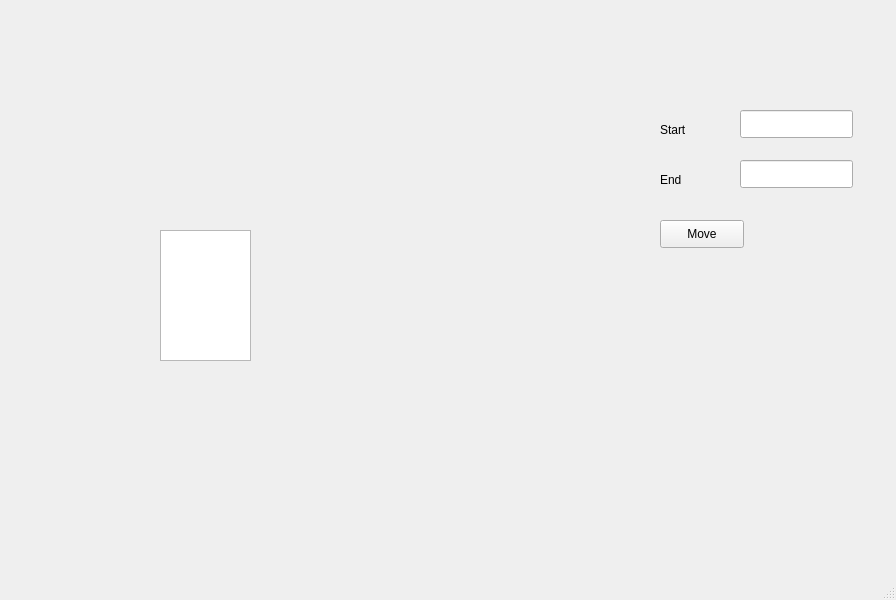
Before: the Qt Designer form student/13/match3/mainwindow.ui in peralammikko/fruit_flip, drawn with Qt 5.
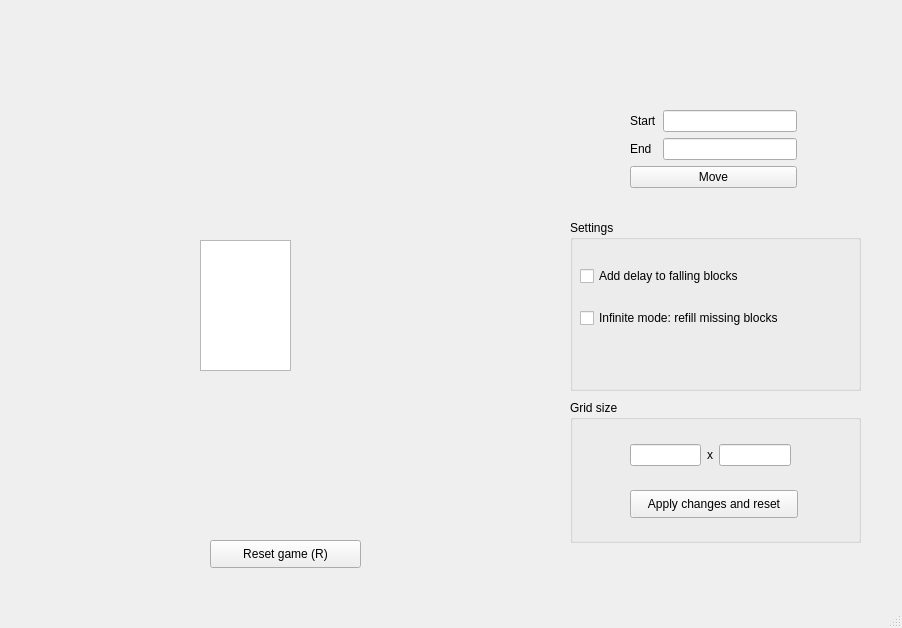
After: the same form once the commit is applied.

Commit message: Projekti 4: infinite mode,delay ja reset nappulat lisätty, gridin koon muokkaaminen lisätty (WIP)

Diff of the .ui file:
```diff
--- a/student/13/match3/mainwindow.ui
+++ b/student/13/match3/mainwindow.ui
@@ -6,83 +6,166 @@
    <rect>
     <x>0</x>
     <y>0</y>
-    <width>896</width>
-    <height>600</height>
+    <width>902</width>
+    <height>628</height>
    </rect>
   </property>
   <property name="windowTitle">
    <string>MainWindow</string>
   </property>
   <widget class="QWidget" name="centralwidget">
+   <widget class="QPushButton" name="resetButton">
+    <property name="geometry">
+     <rect>
+      <x>210</x>
+      <y>540</y>
+      <width>151</width>
+      <height>28</height>
+     </rect>
+    </property>
+    <property name="text">
+     <string>Reset game (R)</string>
+    </property>
+   </widget>
+   <widget class="QGroupBox" name="groupBox">
+    <property name="geometry">
+     <rect>
+      <x>570</x>
+      <y>220</y>
+      <width>291</width>
+      <height>171</height>
+     </rect>
+    </property>
+    <property name="title">
+     <string>Settings</string>
+    </property>
+    <widget class="QWidget" name="">
+     <property name="geometry">
+      <rect>
+       <x>10</x>
+       <y>30</y>
+       <width>267</width>
+       <height>94</height>
+      </rect>
+     </property>
+     <layout class="QGridLayout" name="gridLayout">
+      <item row="0" column="0" colspan="2">
+       <widget class="QCheckBox" name="delayCheck">
+        <property name="text">
+         <string>Add delay to falling blocks</string>
+        </property>
+       </widget>
+      </item>
+      <item row="1" column="0" colspan="2">
+       <widget class="QCheckBox" name="refillCheck">
+        <property name="text">
+         <string>Infinite mode: refill missing blocks</string>
+        </property>
+       </widget>
+      </item>
+     </layout>
+    </widget>
+   </widget>
+   <widget class="QGroupBox" name="groupBox_2">
+    <property name="geometry">
+     <rect>
+      <x>570</x>
+      <y>400</y>
+      <width>291</width>
+      <height>143</height>
+     </rect>
+    </property>
+    <property name="title">
+     <string>Grid size</string>
+    </property>
+    <widget class="QPushButton" name="gridSettingsButton">
+     <property name="geometry">
+      <rect>
+       <x>60</x>
+       <y>90</y>
+       <width>168</width>
+       <height>28</height>
+      </rect>
+     </property>
+     <property name="text">
+      <string>Apply changes and reset</string>
+     </property>
+    </widget>
+    <widget class="QWidget" name="">
+     <property name="geometry">
+      <rect>
+       <x>60</x>
+       <y>40</y>
+       <width>161</width>
+       <height>30</height>
+      </rect>
+     </property>
+     <layout class="QHBoxLayout" name="horizontalLayout">
+      <item>
+       <widget class="QLineEdit" name="gridSizeXLine"/>
+      </item>
+      <item>
+       <widget class="QLabel" name="label_4">
+        <property name="text">
+         <string>x</string>
+        </property>
+       </widget>
+      </item>
+      <item>
+       <widget class="QLineEdit" name="gridSizeYLine"/>
+      </item>
+     </layout>
+    </widget>
+   </widget>
+   <widget class="QWidget" name="">
+    <property name="geometry">
+     <rect>
+      <x>630</x>
+      <y>110</y>
+      <width>167</width>
+      <height>98</height>
+     </rect>
+    </property>
+    <layout class="QFormLayout" name="formLayout">
+     <item row="0" column="0">
+      <widget class="QLabel" name="label">
+       <property name="text">
+        <string>Start</string>
+       </property>
+      </widget>
+     </item>
+     <item row="0" column="1">
+      <widget class="QLineEdit" name="startPoint"/>
+     </item>
+     <item row="1" column="0">
+      <widget class="QLabel" name="label_2">
+       <property name="text">
+        <string>End</string>
+       </property>
+      </widget>
+     </item>
+     <item row="1" column="1">
+      <widget class="QLineEdit" name="endPoint"/>
+     </item>
+     <item row="2" column="0" colspan="2">
+      <widget class="QPushButton" name="moveButton">
+       <property name="text">
+        <string>Move</string>
+       </property>
+      </widget>
+     </item>
+    </layout>
+   </widget>
    <widget class="QGraphicsView" name="graphicsView">
     <property name="geometry">
      <rect>
-      <x>160</x>
-      <y>230</y>
+      <x>200</x>
+      <y>240</y>
       <width>91</width>
       <height>131</height>
      </rect>
     </property>
    </widget>
-   <widget class="QLineEdit" name="startPoint">
-    <property name="geometry">
-     <rect>
-      <x>740</x>
-      <y>110</y>
-      <width>113</width>
-      <height>28</height>
-     </rect>
-    </property>
-   </widget>
-   <widget class="QLineEdit" name="endPoint">
-    <property name="geometry">
-     <rect>
-      <x>740</x>
-      <y>160</y>
-      <width>113</width>
-      <height>28</height>
-     </rect>
-    </property>
-   </widget>
-   <widget class="QLabel" name="label">
-    <property name="geometry">
-     <rect>
-      <x>660</x>
-      <y>120</y>
-      <width>63</width>
-      <height>20</height>
-     </rect>
-    </property>
-    <property name="text">
-     <string>Start</string>
-    </property>
-   </widget>
-   <widget class="QLabel" name="label_2">
-    <property name="geometry">
-     <rect>
-      <x>660</x>
-      <y>170</y>
-      <width>63</width>
-      <height>20</height>
-     </rect>
-    </property>
-    <property name="text">
-     <string>End</string>
-    </property>
-   </widget>
-   <widget class="QPushButton" name="moveButton">
-    <property name="geometry">
-     <rect>
-      <x>660</x>
-      <y>220</y>
-      <width>84</width>
-      <height>28</height>
-     </rect>
-    </property>
-    <property name="text">
-     <string>Move</string>
-    </property>
-   </widget>
   </widget>
   <widget class="QMenuBar" name="menubar">
    <property name="geometry">
```
Left out of the diff: 2 changed lines with no effect on the pictures. The commit also changes 2 other files.
